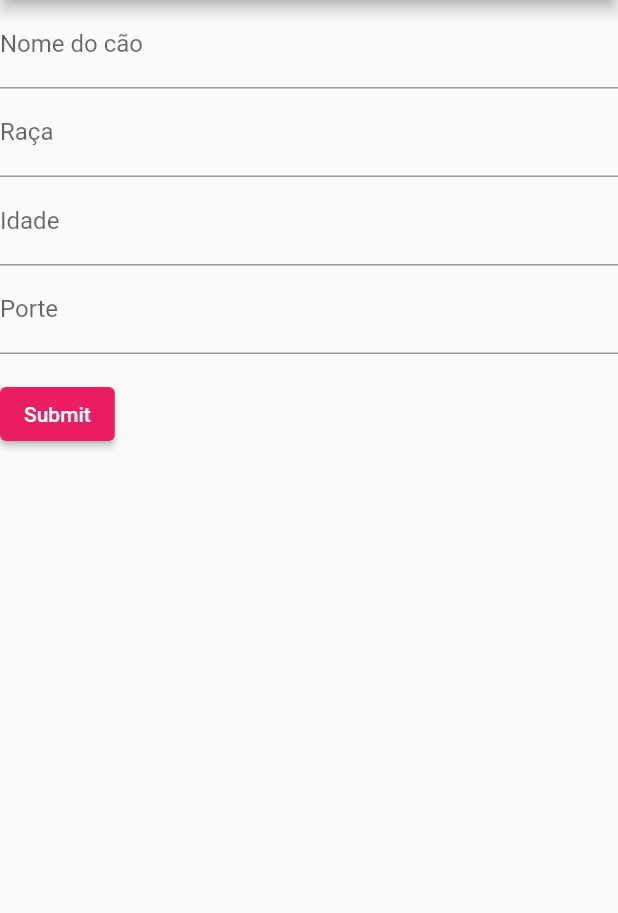
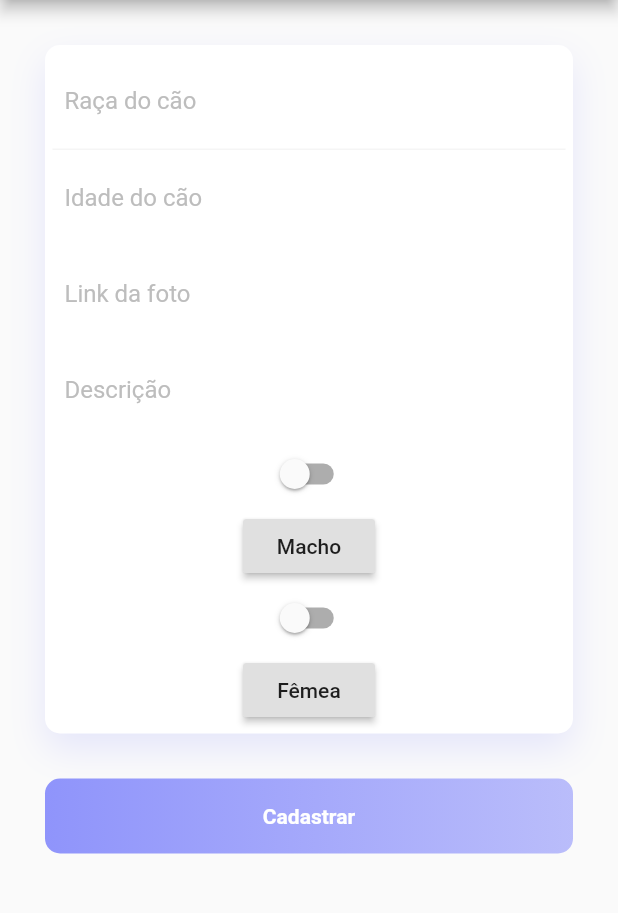
Before and after one commit to galdinogabriel/DogFamily, a Flutter app: the TelaAnunciarCao screen opened directly, on a phone screen of 412 x 824 dp, the part 84-997 px from its top. Run offline on Flutter 3.47's test engine with Material 2 defaults, Android fonts, the phone set to English and light mode, and no system bars; network calls fail.

Commit message:
Cadastro do cao atualizado

```diff
--- a/lib/screens/tela_anunciar_cao.dart
+++ b/lib/screens/tela_anunciar_cao.dart
@@ -41,7 +41,7 @@ class MyCustomForm extends StatefulWidget {
 // This class holds data related to the form.
 class MyCustomFormState extends State<MyCustomForm> {
 
-
+bool _enabled = false;
 
   // Create a global key that uniquely identifies the Form widget
   // and allows validation of the form.
@@ -52,76 +52,150 @@ class MyCustomFormState extends State<MyCustomForm> {
 
   @override
   Widget build(BuildContext context) {
+    var _onPressed;
+    if(_enabled){
+      _onPressed = (){
+        print("tap");
+      };
+    }
     // Build a Form widget using the _formKey created above.
     return Form(
+      child:
+      Padding(
+        padding: EdgeInsets.all(30.0),
       key: _formKey,
       child: Column(
         crossAxisAlignment: CrossAxisAlignment.start,
         children: <Widget>[
-          TextFormField(
-            decoration: InputDecoration(
-    labelText: 'Nome do cão'
-  ),
-            validator: (value) {
-              if (value.isEmpty) {
-                return 'Digite o nome do cão!';
-              }
-              return null;
-            },
+          Container(
+            padding: EdgeInsets.all(5),
+            decoration:BoxDecoration(
+              color: Colors.white,
+              borderRadius: BorderRadius.circular(10),
+              boxShadow: [
+                BoxShadow(
+                  color: Color.fromRGBO(143, 148, 251, .2),
+                  blurRadius: 20.0,
+                  offset: Offset(0,10)
+                )
+              ]
+              ),
+              child: Column(
+                children: <Widget>[
+                  Container(
+                    padding: EdgeInsets.all(8.0),
+                    decoration: BoxDecoration(
+                      border: Border(bottom: BorderSide(color: Colors.grey[100]))
+                    ),
+                    child: TextField(
+                      decoration: InputDecoration(
+                        border: InputBorder.none,
+                        hintText: "Raça do cão",
+                        hintStyle: TextStyle(color: Colors.grey[400])
+                      ),
+                    )
+                  ),
+                  Container(
+                    padding: EdgeInsets.all(8.0),
+                    child: TextField(
+                      decoration: InputDecoration(
+                        border: InputBorder.none,
+                        hintText: "Idade do cão",
+                        hintStyle: TextStyle(color: Colors.grey[400])
+                      ),
+                    )
+                  ),
+                  Container(
+                    padding: EdgeInsets.all(8.0),
+                    child: TextField(
+                      decoration: InputDecoration(
+                        border: InputBorder.none,
+                        hintText: "Link da foto",
+                        hintStyle: TextStyle(color: Colors.grey[400])
+                      ),
+                    )
+                  ),
+                  Container(
+                    padding: EdgeInsets.all(8.0),
+                    child: TextField(
+                      decoration: InputDecoration(
+                        border: InputBorder.none,
+                        hintText: "Descrição",
+                        hintStyle: TextStyle(color: Colors.grey[400])
+                      ),
+                    )
+                    ),
+                     Container( child: Column(
+          children: [
+                        Switch(
+                            value: _enabled,
+                            onChanged: (check) {
+                              setState(() {
+                                _enabled = check;
+                              });
+                            }),
+                        RaisedButton(
+                          disabledColor: Colors.black,
+                          disabledTextColor: Colors.white,
+                          onPressed: _enabled
+                              ? null
+                              : () {
+                                  print("Clicked");
+                                },
+                          child: Text("Macho"),
+
+
+                        ),
+                        Switch(
+                            value: _enabled,
+                            onChanged: (check) {
+                              setState(() {
+                                _enabled = check;
+                              });
+                            }),
+                        RaisedButton(
+                          disabledColor: Colors.black,
+                          disabledTextColor: Colors.white,
+                          onPressed: _enabled
+                              ? null
+                              : () {
+                                  print("Clicked");
+                                },
+                          child: Text("Fêmea"),
+
+
+                        ),
+                 ],
+        ),),
+
+
+
+
+                ],
+              )
           ),
-          TextFormField(
-            decoration: InputDecoration(
-    labelText: 'Raça'
-  ),
-            validator: (value) {
-              if (value.isEmpty) {
-                return 'Digite a raça do cão!';
-              }
-              return null;
-            },
-          ),
-          TextFormField(
-            decoration: InputDecoration(
-    labelText: 'Idade'
-  ),
-            validator: (value) {
-              if (value.isEmpty) {
-                return 'Digite a idade do cão!';
-              }
-              return null;
-            },
-          ),
-          TextFormField(
-            decoration: InputDecoration(
-    labelText: 'Porte'
-  ),
-            validator: (value) {
-              if (value.isEmpty) {
-                return 'Digite o porte do cão! (P,M,G)';
-              }
-              return null;
-            },
+          SizedBox(height: 30,),
+          Container(
+          height: 50,
+          decoration: BoxDecoration(
+            borderRadius: BorderRadius.circular(10),
+            gradient: LinearGradient(
+              colors: [
+                Color.fromRGBO(143, 148, 251, 1),
+                Color.fromRGBO(143, 148, 251, .6),
+              ]
+            )
           ),
 
+          child: Center(
+            child: Text("Cadastrar", style: TextStyle(color: Colors.white, fontWeight: FontWeight.bold),),
+          ),
+          )
+        ],
+      )
 
-          // simple usage
 
-      Padding(
-            padding: const EdgeInsets.symmetric(vertical: 16.0),
-            child: ElevatedButton(
-              onPressed: () {
-                // Validate returns true if the form is valid, or false
-                // otherwise.
-                if (_formKey.currentState.validate()) {
-                  // If the form is valid, display a Snackbar.
-                  Scaffold.of(context)
-                      .showSnackBar(SnackBar(content: Text('Processing Data')));
-                }
-              },
-              child: Text('Submit'),
-            ),
-          ),
-        ],
       ),
+
     );
   }}
```
